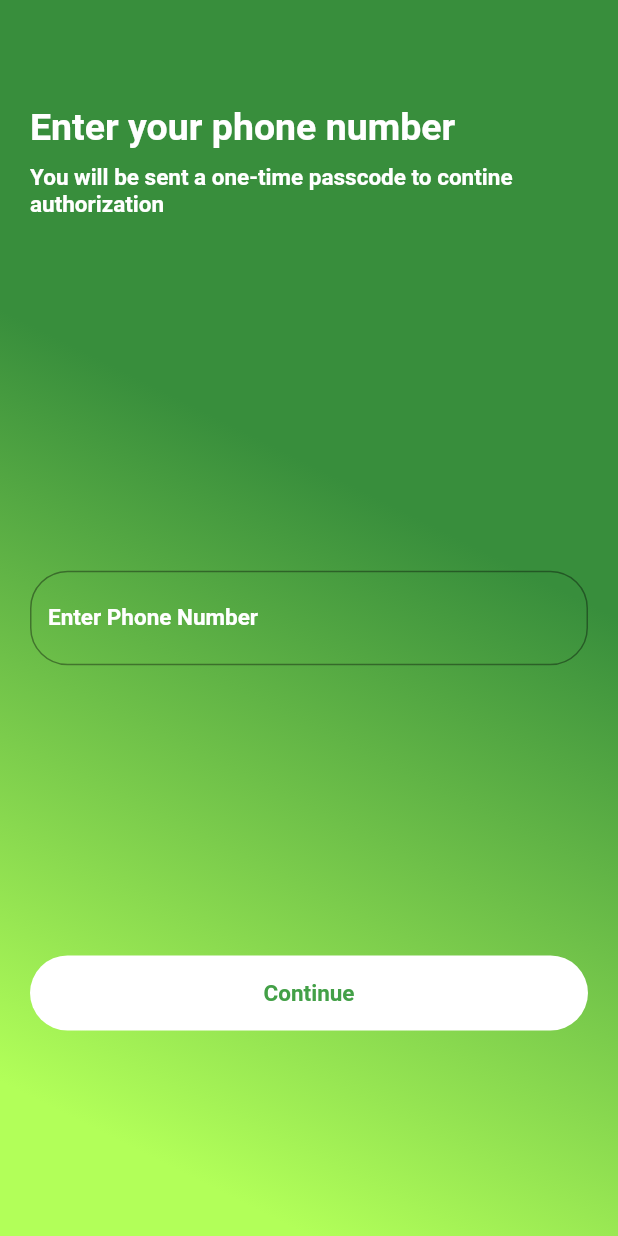
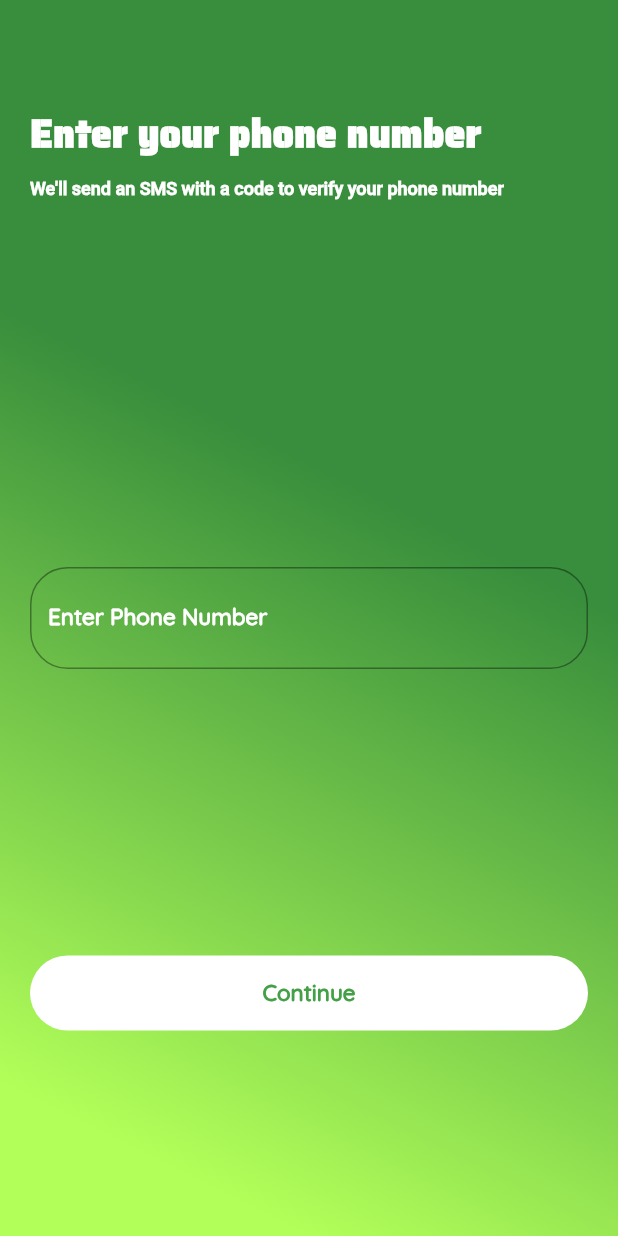
Before and after one commit to hameedhub/our_money_app, a Flutter app: the screen it shows after launch, after a tap on "Get Started", on a phone screen of 412 x 824 dp. Run offline on Flutter 3.47's test engine with Material 2 defaults, Android fonts, the light colour scheme and no system bars.

Commit message:
addtion of fonts

```diff
--- a/lib/enterPhone.dart
+++ b/lib/enterPhone.dart
@@ -31,10 +31,10 @@ class _EnterPhone extends State<EnterPhone>{
                 crossAxisAlignment: CrossAxisAlignment.stretch,
                 children: <Widget>[
                   Padding(padding: const EdgeInsets.only(top: 70.0, left: 20.0, right: 20.0),
-                  child: Text("Enter your phone number", style: TextStyle(fontSize: 25.0, color: Colors.white, fontWeight: FontWeight.bold)),
+                  child: Text("Enter your phone number", style: TextStyle(fontSize: 25.0, color: Colors.white, fontWeight: FontWeight.bold, fontFamily: "Saira Stencil One")),
                   ),
                   Padding(padding: const EdgeInsets.only(top:10.0, left: 20.0, right: 20.0),
-                  child: Text("You will be sent a one-time passcode to contine authorization", style: TextStyle(fontSize: 15.0, color: Colors.white, fontWeight: FontWeight.bold)),
+                  child: Text("We'll send an SMS with a code to verify your phone number", style: TextStyle(fontSize: 12.0, color: Colors.white, fontWeight: FontWeight.bold, fontFamily: "Roboto")),
                   )
 
                 ],
@@ -48,7 +48,7 @@ class _EnterPhone extends State<EnterPhone>{
                       cursorColor: Colors.white,
                       decoration: InputDecoration(
                         labelText: "Enter Phone Number",
-                        labelStyle: TextStyle(color: Colors.white,fontSize: 15.0),
+                        labelStyle: TextStyle(color: Colors.white,fontSize: 15.0, fontFamily: "Quicksand"),
                         fillColor: Colors.white,
                         border: OutlineInputBorder(
                           borderRadius: BorderRadius.circular(25.0),
@@ -90,7 +90,7 @@ class _EnterPhone extends State<EnterPhone>{
                       color: Colors.white,
                       borderRadius: BorderRadius.circular(25.0)
                     ),
-                    child: Text("Continue", style: TextStyle(color: Colors.green[600], fontSize: 15.0, fontWeight: FontWeight.bold )),
+                    child: Text("Continue", style: TextStyle(color: Colors.green[600], fontSize: 15.0, fontWeight: FontWeight.bold, fontFamily: "Quicksand" )),
                   ),
                   ) ,
                   )
--- a/lib/register.dart
+++ b/lib/register.dart
@@ -36,10 +36,10 @@ class _Register extends State<Register>{
                 crossAxisAlignment: CrossAxisAlignment.stretch,
                 children: <Widget>[
                   Padding(padding: const EdgeInsets.only(top: 10.0, left: 20.0, right: 20.0),
-                  child: Text("Setup account", style: TextStyle(fontSize: 25.0, color: Colors.white, fontWeight: FontWeight.bold)),
+                  child: Text("Setup account", style: TextStyle(fontSize: 25.0, color: Colors.white, fontWeight: FontWeight.bold, fontFamily: "Saira Stencil One")),
                   ),
                   Padding(padding: const EdgeInsets.only(top:10.0, left: 20.0, right: 20.0),
-                  child: Text("Let's get to know you better", style: TextStyle(fontSize: 15.0, color: Colors.white, fontWeight: FontWeight.bold)),
+                  child: Text("Let's get to know you better", style: TextStyle(fontSize: 12.0, color: Colors.white, fontWeight: FontWeight.bold, fontFamily: "Roboto")),
                   )
 
                 ],
@@ -230,7 +230,7 @@ class _Register extends State<Register>{
                     borderRadius: BorderRadius.circular(25.0),
                     color: Colors.white,
                   ),
-                  child: Text("Create Account", style: TextStyle(color: Colors.green[800], fontSize: 15.0, fontWeight: FontWeight.bold )),
+                  child: Text("Create Account", style: TextStyle(color: Colors.green[800], fontSize: 15.0, fontWeight: FontWeight.bold, fontFamily: "Quicksand" )),
                 ),
                 ),
 
--- a/lib/welcome.dart
+++ b/lib/welcome.dart
@@ -34,7 +34,7 @@ class _Welcome extends State<Welcome>{
                 mainAxisAlignment: MainAxisAlignment.center,
                 children: <Widget>[
                   CircleAvatar(
-                    backgroundColor: Colors.white,
+                    backgroundColor: Colors.green,
                     radius: 50.0,
                     child: Image.asset('images/logo.png'),
                   ),
@@ -43,10 +43,10 @@ class _Welcome extends State<Welcome>{
                     child: Row(
                       mainAxisAlignment: MainAxisAlignment.center,
                       children: <Widget>[
-                        Text('our ', style: TextStyle(color: Colors.white, fontWeight: FontWeight.bold, fontSize: 25.0), ),
-                        Text('m', style: TextStyle(color: Colors.white, fontWeight: FontWeight.bold, fontSize: 25.0), ),
-                         Text('o', style: TextStyle(color: Colors.yellowAccent[700], fontWeight: FontWeight.bold, fontSize: 25.0), ),
-                          Text('ney', style: TextStyle(color: Colors.white, fontWeight: FontWeight.bold, fontSize: 25.0), )
+                        Text('our ', style: TextStyle(color: Colors.white, fontWeight: FontWeight.bold, fontSize: 20.0, fontFamily: "Saira Stencil One",), ),
+                        Text('m', style: TextStyle(color: Colors.white, fontWeight: FontWeight.bold, fontSize: 20.0,fontFamily: "Saira Stencil One"), ),
+                         Text('o', style: TextStyle(color: Colors.yellowAccent[700], fontWeight: FontWeight.bold, fontSize: 20.0, fontFamily: "Saira Stencil One"), ),
+                          Text('ney', style: TextStyle(color: Colors.white, fontWeight: FontWeight.bold, fontSize: 20.0, fontFamily: "Saira Stencil One"), )
                       ],
                     ),
                   )
@@ -69,7 +69,7 @@ class _Welcome extends State<Welcome>{
                       color: Colors.white,
                       borderRadius: BorderRadius.circular(25.0)
                     ),
-                    child: Text("Get Started", style: TextStyle(color: Colors.green[600], fontSize: 15.0, fontWeight: FontWeight.bold )),
+                    child: Text("Get Started", style: TextStyle(color: Colors.green[600], fontSize: 15.0, fontWeight: FontWeight.bold, fontFamily: "Quicksand" )),
                   )
                     ),
                   )
```
Also changed, not shown: lib/dashboard.dart (+9 -5 lines), lib/login.dart (+9 -9 lines), pubspec.yaml (+13 -8 lines), fonts/Poppins-Regular.ttf (added), fonts/Quicksand-Medium.ttf (added), fonts/Roboto-Medium.ttf (added), fonts/SairaStencilOne-Regular.ttf (added).
